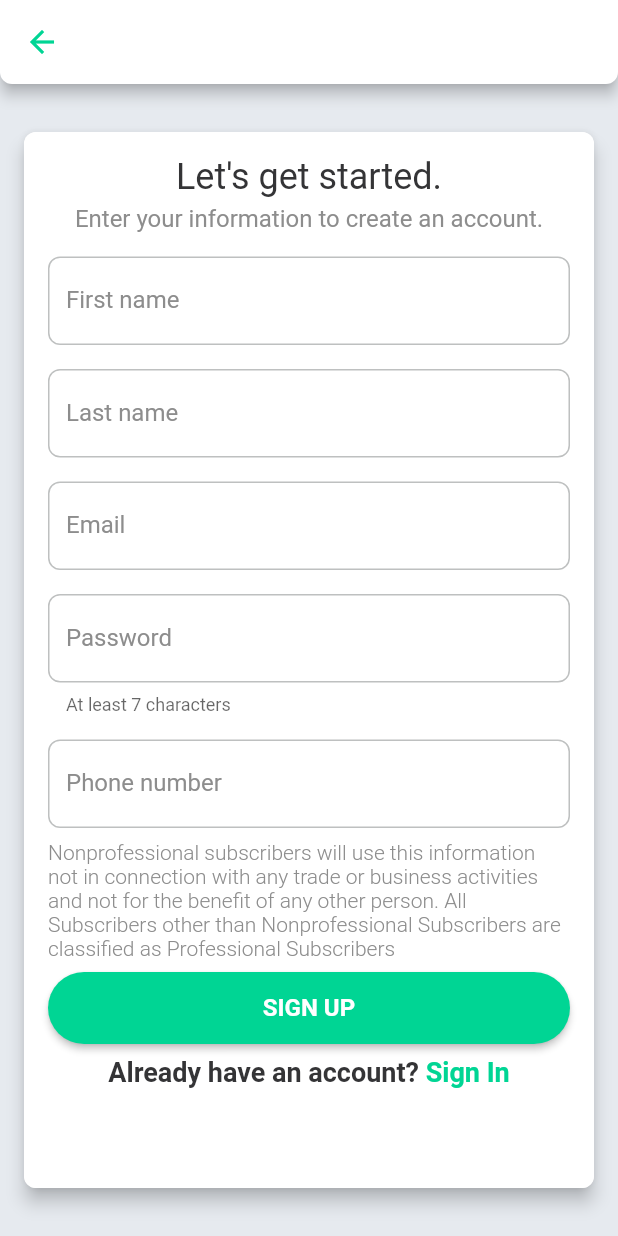
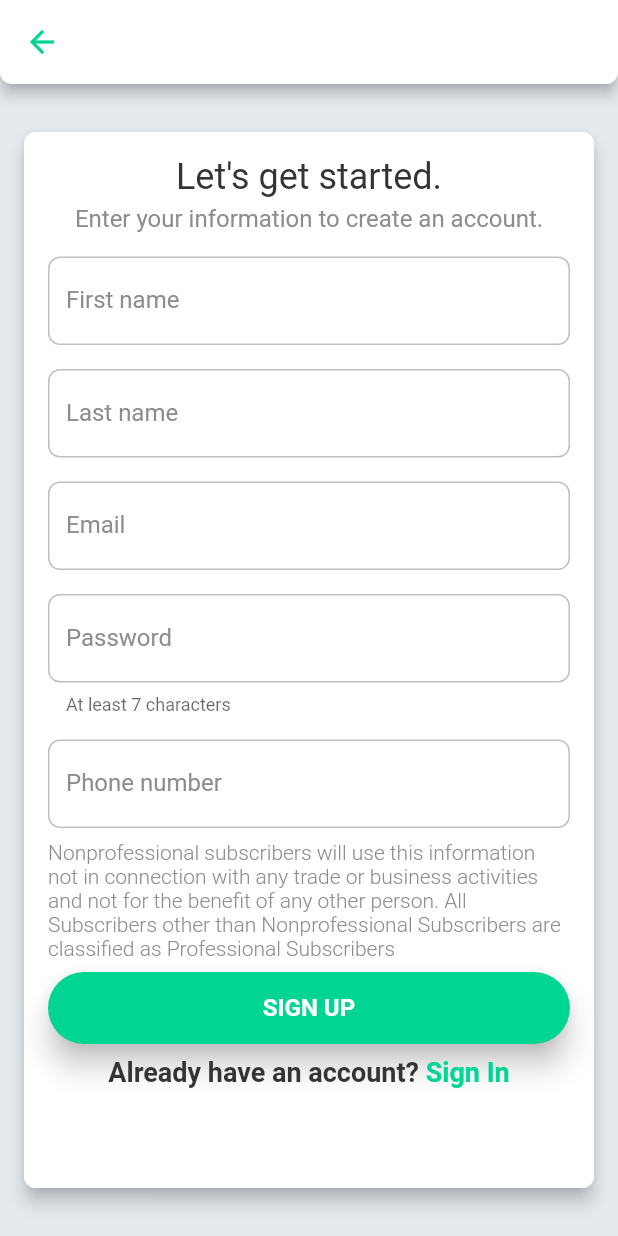
Before and after one commit to alarichartsock/smartmoney, a Flutter app: the SignUp screen opened directly, on a phone screen of 412 x 824 dp. Run offline on Flutter 3.47's test engine with Material 2 defaults, Android fonts, the phone set to English and light mode, and no system bars; our stand-ins replace bloc, flutter_bloc.

Commit message:
Added styled_button.dart, changed import conventions, added a tidbit to landing.dart
styled_button just returns a regular button but with the styling that I need.

From now on out, we should import global global project libraries, global project libraries, then android/ios specific libraries in that order on our projects I'm trying to make the code more clean and succinct as we move forward, so we don't have to look back  at our legacy code and scowl. Tomorrow I'll look at more pretty and clean conventions.

```diff
--- a/lib/android/components/styled_button.dart
+++ b/lib/android/components/styled_button.dart
@@ -0,0 +1,73 @@
+import 'package:flutter/material.dart';
+
+import 'package:flutter_bloc/flutter_bloc.dart';
+import '../../logic/themebloc.dart';
+
+/*
+ * Returns a Raised Button with the specifications that we want for Smartmoney.
+ * We are using some artistic license with our buttons in that typical Material Design protocol says that when a button is being pressed,
+ * it should increase elevation. I've reversed this, so that when the button is pressed its elevation goes down, much like a real button would.
+ * In my (Alaric's) opinion, this makes more sense and looks better.
+ */
+class StyledButton extends StatefulWidget {
+
+  final VoidCallback onPressed;
+  final double width;
+  final double height;
+  final String text;
+
+  StyledButton({
+    @required this.onPressed,
+    @required this.width,
+    @required this.height,
+    this.text,
+  });
+
+  @override
+  _StyledButtonState createState() => _StyledButtonState(
+    onPressed: onPressed,
+    width: width,
+    height: height,
+    text: text
+  );
+}
+
+class _StyledButtonState extends State<StyledButton> {
+
+  final VoidCallback onPressed;
+  final double width;
+  final double height;
+  final String text;
+
+  _StyledButtonState({
+    this.onPressed,
+    this.width,
+    this.height,
+    this.text,
+  });
+
+  @override
+  Widget build(BuildContext context) {
+
+    ThemeData blocData = BlocProvider.of<ThemeBloc>(context).currentState; //Fetching Theme data.
+
+    return RaisedButton(
+      elevation: 8.0,
+      focusElevation: 2.0,
+        shape: new RoundedRectangleBorder(
+            borderRadius: new BorderRadius.circular(30.0)),
+        onPressed: onPressed,
+        color: blocData.primaryColor,
+        child: Container(
+          width: width,
+          height: height,
+          child: Center(
+            child: Text("$text",
+              style: TextStyle(
+                color: Colors.white,
+                  fontWeight: FontWeight.w700,
+                  fontSize: 16))),
+        ),
+    );
+  }
+}
--- a/lib/android/components/styled_container.dart
+++ b/lib/android/components/styled_container.dart
@@ -1,9 +1,11 @@
 import 'package:flutter/material.dart';
+
+import '../../logic/themebloc.dart';
+import 'package:flutter_bloc/flutter_bloc.dart';
 
 import '../components/styled_text_field.dart';
 
-import '../../logic/themebloc.dart';
-import 'package:flutter_bloc/flutter_bloc.dart';
+
 
 /*
 StyledMaterial returns a styled Container with a color of BlocData.canvas,
--- a/lib/android/signup/sign_up.dart
+++ b/lib/android/signup/sign_up.dart
@@ -1,4 +1,5 @@
 import 'package:flutter/material.dart';
+import 'package:smartmoney/android/components/styled_button.dart';
 
 import '../components/styled_text_field.dart';
 import '../components/styled_container.dart';
@@ -104,23 +105,14 @@ class _SignUpState extends State<SignUp> {
                         //Checkbox(),
                         Padding(
                           padding: const EdgeInsets.only(top: _padding),
-                          child: RaisedButton(
-                            shape: new RoundedRectangleBorder(
-                                borderRadius: new BorderRadius.circular(30.0)),
+                          child: StyledButton(
+                            text: "SIGN UP",
+                            height: 48.0,
+                            width: _containerWidth - _margin,
                             onPressed: () {
-                              print("todo: route to next page");},
-                            color: blocData.primaryColor,
-                            child: Container(
-                              width: _containerWidth - _margin,
-                              height: 48.0,
-                              child: Center(
-                                  child: Text("SIGN UP",
-                                      style: TextStyle(
-                                          color: Colors.white,
-                                          fontWeight: FontWeight.w700,
-                                          fontSize: 16))),
-                            ),
-                          ),
+                              print("I'm a placeholder!");
+                            },
+                          )
                         ),
                         Padding(
                           padding: const EdgeInsets.only(top: _padding),
--- a/lib/logic/themebloc.dart
+++ b/lib/logic/themebloc.dart
@@ -1,6 +1,5 @@
 import 'package:flutter/material.dart';
 import 'package:bloc/bloc.dart';
-
 import 'dart:async';
 
 import '../theme/darkTheme.dart';
--- a/lib/theme/darkTheme.dart
+++ b/lib/theme/darkTheme.dart
@@ -53,12 +53,12 @@ ThemeData darkTheme = new ThemeData(
       fontWeight: FontWeight.w700,
       fontSize: 18.0,
     ),
-    subtitle: TextStyle( //subtitle
+    subtitle: TextStyle( //unused, do not delete.
       color: Color(0xFFFFFFFF), //#ffffff
       fontWeight: FontWeight.w400,
       fontSize: 14.0,
     ),
-    title: TextStyle(
+    title: TextStyle( //unused, do not delete.
       color: Color(0xFFE6EAEF), //#e6eaef
       fontWeight: FontWeight.w400,
       fontSize: 24.0,
--- a/lib/theme/lightTheme.dart
+++ b/lib/theme/lightTheme.dart
@@ -57,14 +57,14 @@ ThemeData lightTheme = new ThemeData(
       fontWeight: FontWeight.w400,
       fontSize: 16.0,
     ),
-    caption: TextStyle(
+    caption: TextStyle( //unused currently. do not delete
       color: Color(0xFF8D8D8D), //#8d8d8d
       fontWeight: FontWeight.w300,
       fontSize: 14.0
     ),
-    title: TextStyle( //unused.
+    title: TextStyle( //unused currently. do not delete.
       color: Color(0xFF676767), //#676767
-      fontWeight: FontWeight.w400,
+      fontWeight: FontWeight.w500,
       fontSize: 21.0,
     ),
   ),
```
Also changed, not shown: lib/android/dash/landing.dart (+19 -12 lines), lib/android/onboarding.dart (+16 -36 lines), lib/android/signin/sign_in.dart (+10 -19 lines), lib/main.dart (+9 -6 lines), 1 other file.
